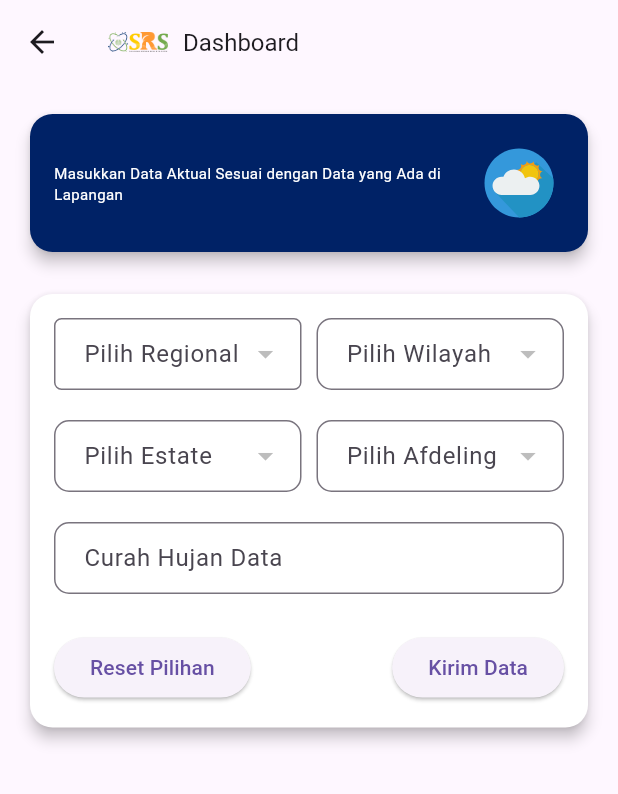
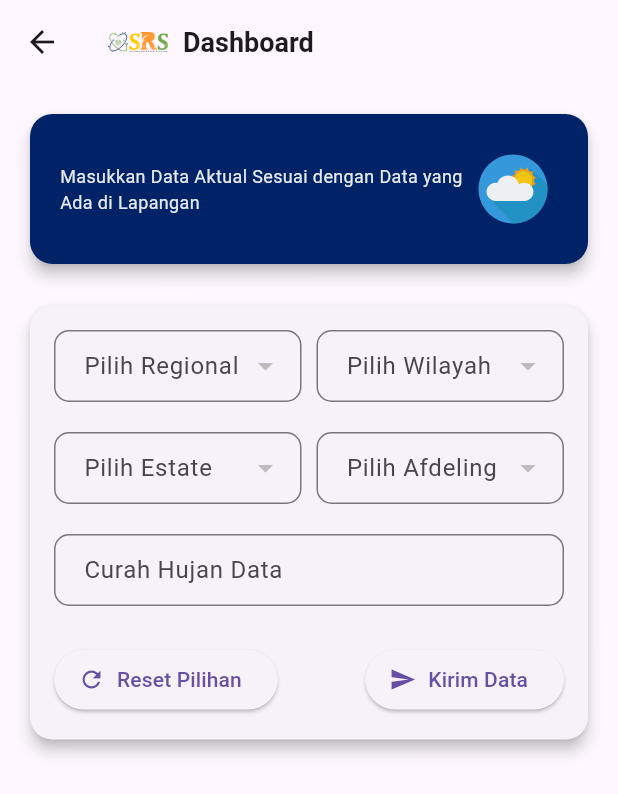
Before and after one commit to jaja2302/Apps_Curah_hujan, a Flutter app: the DashboardPage screen opened directly, on a phone screen of 412 x 824 dp. Shown: the top 794 px of the screen. Run offline on Flutter 3.47's test engine with Material 3 defaults, Android fonts, the phone set to English and light mode, and no system bars; drawn by our look-alikes of flutter_form_builder; our stand-ins replace animated_background, convex_bottom_bar, flutter_map, fluttertoast, form_builder_validators, geolocator and 6 more; accounts and stored records are empty; network calls fail; project files that could hold a hidden picture were left out.

Commit message:
new layout

```diff
--- a/lib/screens/home_page.dart
+++ b/lib/screens/home_page.dart
@@ -161,7 +161,6 @@ class _DashboardPageState extends State<DashboardPage> {
 
   String locationMessage = "Fetching location...";
   @override
-  @override
   void initState() {
     super.initState();
     _loadData();
@@ -188,6 +187,7 @@ class _DashboardPageState extends State<DashboardPage> {
   void _initializeLocation() async {
     try {
       Position position = await Geolocator.getCurrentPosition(
+          // ignore: deprecated_member_use
           desiredAccuracy: LocationAccuracy.high);
       _currentLat = position.latitude;
       _currentLon = position.longitude;
@@ -206,7 +206,9 @@ class _DashboardPageState extends State<DashboardPage> {
       });
     } catch (e) {
       // Handle location fetching error (e.g., user turned off location services)
+      if (kDebugMode) {
         print("Failed to get location: $e");
+      }
     }
   }
 
@@ -215,12 +217,12 @@ class _DashboardPageState extends State<DashboardPage> {
       context: context,
       builder: (BuildContext context) {
         return AlertDialog(
-          title: Text('Location Permission Required'),
-          content: Text(
+          title: const Text('Location Permission Required'),
+          content: const Text(
               'This app requires location access to function properly. Please grant location permission in your device settings.'),
           actions: [
             TextButton(
-              child: Text('OK'),
+              child: const Text('OK'),
               onPressed: () {
                 Navigator.of(context).pop();
               },
@@ -236,7 +238,7 @@ class _DashboardPageState extends State<DashboardPage> {
       context: context,
       builder: (BuildContext context) {
         return AlertDialog(
-          title: Text('Location Permission Permanently Denied'),
+          title: const Text('Location Permission Permanently Denied'),
           content: const Text(
               'Location access has been permanently denied. Please enable location permission manually in your device settings.'),
           actions: [
@@ -248,7 +250,7 @@ class _DashboardPageState extends State<DashboardPage> {
               },
             ),
             TextButton(
-              child: Text('Cancel'),
+              child: const Text('Cancel'),
               onPressed: () {
                 Navigator.of(context).pop();
               },
@@ -429,23 +431,20 @@ class _DashboardPageState extends State<DashboardPage> {
   @override
   Widget build(BuildContext context) {
     final int hour = DateTime.now().hour;
+    String lottieFile;
 
-    String lottieFile;
     if (hour >= 6 && hour < 12) {
-      // Morning
       lottieFile = 'assets/animations/Animation - 1724746871822.json';
     } else if (hour >= 12 && hour < 18) {
-      // Afternoon
       lottieFile = 'assets/animations/Animation - 1724744924585.json';
     } else {
-      // Night
       lottieFile = 'assets/animations/Night.json';
     }
 
     LatLng currentLocation = LatLng(_currentLat, _currentLon);
     LatLng lastPlotLocation = _selectedEstatePlots.isNotEmpty
         ? LatLng(_selectedEstatePlots.last.lat, _selectedEstatePlots.last.lon)
-        : const LatLng(0, 0); // Default location if no plot is selected
+        : const LatLng(0, 0);
 
     double distanceInKm = calculateDistance(currentLocation, lastPlotLocation);
     final MapController mapController = MapController();
@@ -462,17 +461,13 @@ class _DashboardPageState extends State<DashboardPage> {
             const SizedBox(width: 10),
             const Text(
               'Dashboard',
-              style: TextStyle(fontSize: 16.0),
+              style: TextStyle(fontSize: 18.0, fontWeight: FontWeight.bold),
             ),
           ],
         ),
       ),
       body: Padding(
         padding: const EdgeInsets.all(16.0),
-        child: Column(
-          children: [
-            Expanded(
-              child: SingleChildScrollView(
         child: Column(
           children: [
             Card(
@@ -482,21 +477,19 @@ class _DashboardPageState extends State<DashboardPage> {
               elevation: 4,
               color: const Color.fromARGB(255, 0, 34, 102),
               child: Padding(
-                        padding: const EdgeInsets.all(16.0),
+                padding: const EdgeInsets.all(20.0),
                 child: Row(
                   mainAxisAlignment: MainAxisAlignment.spaceBetween,
                   crossAxisAlignment: CrossAxisAlignment.center,
                   children: [
-                            const Expanded(
-                              child: Center(
+                    Expanded(
                       child: Text(
                         'Masukkan Data Aktual Sesuai dengan Data yang Ada di Lapangan',
                         style: TextStyle(
-                                    fontSize: 10.0,
-                                    color: Colors.white,
+                          fontSize: 12.0,
+                          color: Colors.white.withOpacity(0.9),
                         ),
                         textAlign: TextAlign.left,
-                                ),
                       ),
                     ),
                     Lottie.asset(
@@ -509,12 +502,15 @@ class _DashboardPageState extends State<DashboardPage> {
               ),
             ),
             const SizedBox(height: 20),
+            Expanded(
+              child: SingleChildScrollView(
+                child: Column(
+                  children: [
                     Card(
                       shape: RoundedRectangleBorder(
                         borderRadius: BorderRadius.circular(15),
                       ),
                       elevation: 4,
-                      color: const Color.fromARGB(255, 255, 255, 255),
                       child: Padding(
                         padding: const EdgeInsets.all(16.0),
                         child: FormBuilder(
@@ -522,7 +518,6 @@ class _DashboardPageState extends State<DashboardPage> {
                           child: Column(
                             mainAxisSize: MainAxisSize.min,
                             children: [
-                              // FormBuilderDropdowns, TextFields, etc.
                               Row(
                                 children: [
                                   Expanded(
@@ -532,7 +527,7 @@ class _DashboardPageState extends State<DashboardPage> {
                                         labelText: 'Pilih Regional',
                                         border: OutlineInputBorder(
                                           borderRadius:
-                                              BorderRadius.circular(5),
+                                              BorderRadius.circular(10),
                                         ),
                                         contentPadding:
                                             const EdgeInsets.symmetric(
@@ -645,9 +640,7 @@ class _DashboardPageState extends State<DashboardPage> {
                                 ],
                               ),
                               const SizedBox(height: 20),
-                              SizedBox(
-                                width: double.infinity,
-                                child: FormBuilderTextField(
+                              FormBuilderTextField(
                                 name: 'value_curah_hujan',
                                 decoration: InputDecoration(
                                   labelText: 'Curah Hujan Data',
@@ -672,25 +665,26 @@ class _DashboardPageState extends State<DashboardPage> {
                                   },
                                 ]),
                               ),
-                              ),
                               const SizedBox(height: 25),
                               Row(
                                 mainAxisAlignment:
                                     MainAxisAlignment.spaceBetween,
                                 children: [
-                                  ElevatedButton(
+                                  ElevatedButton.icon(
                                     onPressed: () async {
                                       _resetFormAndFetchData();
                                     },
-                                    child: const Text('Reset Pilihan'),
+                                    icon: const Icon(Icons.refresh),
+                                    label: const Text('Reset Pilihan'),
                                   ),
-                                  ElevatedButton(
+                                  ElevatedButton.icon(
                                     onPressed: _isSubmitButtonEnabled
                                         ? () async {
                                             _onSubmit();
                                           }
-                                        : null, // Disable button if not enabled
-                                    child: const Text('Kirim Data'),
+                                        : null,
+                                    icon: const Icon(Icons.send),
+                                    label: const Text('Kirim Data'),
                                   ),
                                 ],
                               ),
@@ -701,16 +695,17 @@ class _DashboardPageState extends State<DashboardPage> {
                     ),
                     const SizedBox(height: 20),
                     if (_selectedEstatePlots.isNotEmpty)
-                      Center(
-                        child: GestureDetector(
+                      Column(
+                        children: [
+                          GestureDetector(
                             onLongPress: () {
                               Clipboard.setData(const ClipboardData(
                                       text: 'Location copied'))
                                   .then((_) {
-                              // ignore: use_build_context_synchronously
                                 ScaffoldMessenger.of(context).showSnackBar(
                                   const SnackBar(
-                                    content: Text('Text copied to clipboard')),
+                                      content:
+                                          Text('Text copied to clipboard')),
                                 );
                               });
                             },
@@ -735,7 +730,7 @@ class _DashboardPageState extends State<DashboardPage> {
                               ),
                             ),
                           ),
-                      ),
+                          const SizedBox(height: 20),
                           if (_selectedEstatePlots.isNotEmpty)
                             Card(
                               shape: RoundedRectangleBorder(
@@ -766,7 +761,8 @@ class _DashboardPageState extends State<DashboardPage> {
                                       PolygonLayer(
                                         polygons: [
                                           Polygon(
-                                      points: _selectedEstatePlots.map((plot) {
+                                            points: _selectedEstatePlots
+                                                .map((plot) {
                                               return LatLng(plot.lat, plot.lon);
                                             }).toList(),
                                             color: Colors.blue,
@@ -779,6 +775,8 @@ class _DashboardPageState extends State<DashboardPage> {
                                   ),
                                 ),
                               ),
+                            ),
+                        ],
                       ),
                   ],
                 ),
```
Lines whose indentation alone changed are shown as unchanged.
